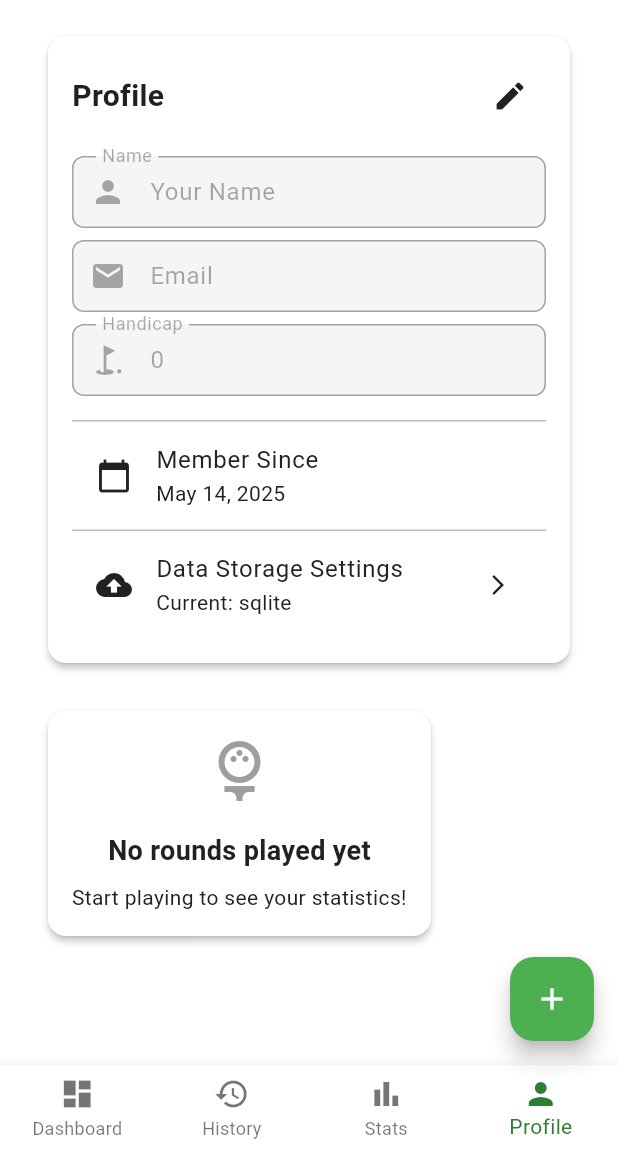
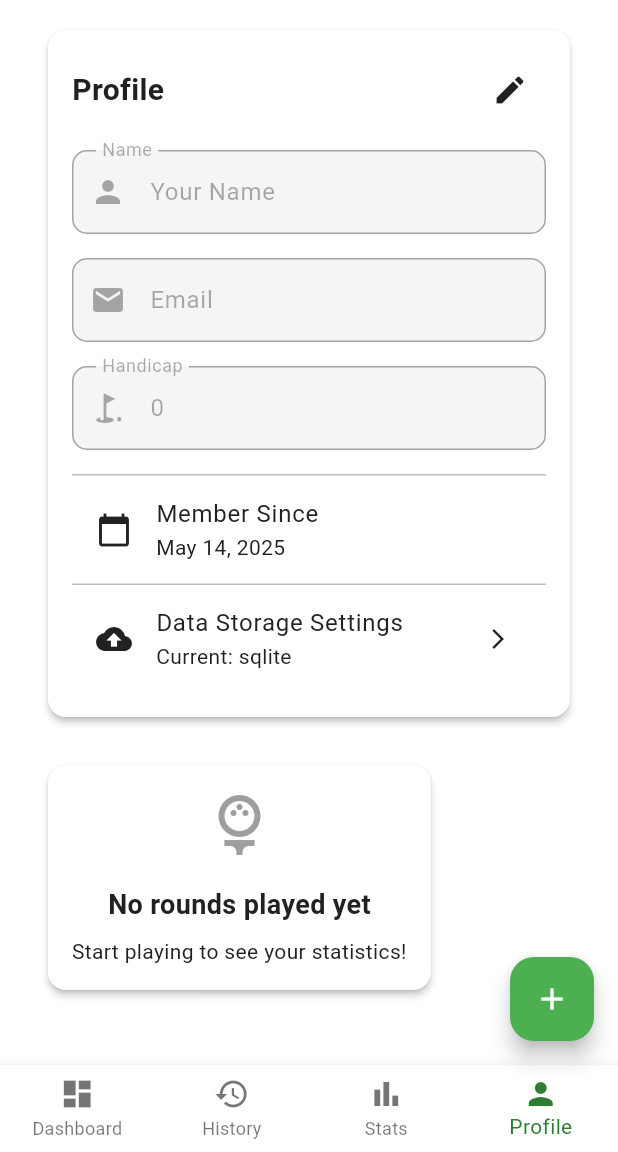
Before and after one commit to jagbabs/GolfStatTracker-app-conversion, a Flutter app: the screen it shows after launch, item 4 of the bottom bar chosen, on a phone screen of 412 x 824 dp, the part 84-1236 px from its top. Run offline on Flutter 3.47's test engine with Material 3 defaults, Android fonts, the phone set to English and light mode, and no system bars; our stand-ins replace shared_preferences, sqflite; missing offline and left inert: gsheets; accounts and stored records are empty; network calls fail.

Commit message:
Enhance player profile screen appearance and user experience on all devices
Implements responsive padding, text sizes, button styles, haptic feedback, and TextField styling in `player_profile_screen.dart`.

Replit-Commit-Author: Agent
Replit-Commit-Session-Id: 24582d88-6c5a-4873-a87d-6cb76457a5ea
Replit-Commit-Screenshot-Url: https://storage.googleapis.com/screenshot-production-us-central1/d7b70091-6622-4ada-a176-69dc82d1b9a4/17e73455-cf7a-42c1-aa90-7dbc4db5ee6e.jpg

```diff
--- a/lib/screens/player_profile_screen.dart
+++ b/lib/screens/player_profile_screen.dart
@@ -1,10 +1,12 @@
 import 'package:flutter/material.dart';
+import 'package:flutter/services.dart';
 import 'package:provider/provider.dart';
 import 'package:golf_stat_tracker/models/player.dart';
 import 'package:golf_stat_tracker/providers/player_provider.dart';
 import 'package:golf_stat_tracker/providers/round_provider.dart';
 import 'package:golf_stat_tracker/screens/google_sheets_screen.dart';
 import 'package:golf_stat_tracker/services/database_manager.dart';
+import 'package:golf_stat_tracker/utils/responsive_helper.dart';
 import 'package:intl/intl.dart';
 
 class PlayerProfileScreen extends StatefulWidget {
@@ -46,7 +48,11 @@ class _PlayerProfileScreenState extends State<PlayerProfileScreen> {
         }
 
         return SingleChildScrollView(
-          padding: const EdgeInsets.all(16.0),
+          padding: ResponsiveHelper.value(
+            context,
+            mobile: const EdgeInsets.symmetric(horizontal: 16.0, vertical: 12.0),
+            tablet: const EdgeInsets.all(16.0),
+          ),
           child: Column(
             crossAxisAlignment: CrossAxisAlignment.start,
             children: [
@@ -252,6 +258,9 @@ class _PlayerProfileScreenState extends State<PlayerProfileScreen> {
                             Center(
                               child: ElevatedButton(
                                 onPressed: () {
+                                  // Add haptic feedback for better mobile experience
+                                  HapticFeedback.mediumImpact();
+
                                   final updatedPlayer = currentPlayer.copyWith(
                                     handicap: recommendedHandicap,
                                   );
@@ -262,7 +271,23 @@ class _PlayerProfileScreenState extends State<PlayerProfileScreen> {
                                     ),
                                   );
                                 },
-                                child: const Text('Update Handicap'),
+                                style: ElevatedButton.styleFrom(
+                                  padding: ResponsiveHelper.value(
+                                    context,
+                                    mobile: const EdgeInsets.symmetric(horizontal: 24, vertical: 12),
+                                    tablet: const EdgeInsets.symmetric(horizontal: 16, vertical: 8),
+                                  ),
+                                  shape: RoundedRectangleBorder(
+                                    borderRadius: BorderRadius.circular(8.0),
+                                  ),
+                                ),
+                                child: Text(
+                                  'Update Handicap',
+                                  style: TextStyle(
+                                    fontSize: ResponsiveHelper.fontSize(context, baseFontSize: 14),
+                                    fontWeight: FontWeight.bold,
+                                  ),
+                                ),
                               ),
                             ),
                         ],
@@ -300,35 +325,71 @@ class _PlayerProfileScreenState extends State<PlayerProfileScreen> {
           const SizedBox(height: 24),
           TextField(
             controller: _nameController,
-            decoration: const InputDecoration(
+            decoration: InputDecoration(
               labelText: 'Name',
               hintText: 'Enter your name',
-              prefixIcon: Icon(Icons.person),
+              prefixIcon: const Icon(Icons.person),
+              contentPadding: ResponsiveHelper.value(
+                context,
+                mobile: const EdgeInsets.symmetric(horizontal: 16, vertical: 16),
+                tablet: const EdgeInsets.symmetric(horizontal: 16, vertical: 12),
+              ),
+              border: OutlineInputBorder(
+                borderRadius: BorderRadius.circular(10),
+              ),
+            ),
+            style: TextStyle(
+              fontSize: ResponsiveHelper.fontSize(context, baseFontSize: 16),
             ),
           ),
-          const SizedBox(height: 16),
+          SizedBox(height: ResponsiveHelper.value(context, mobile: 20.0, tablet: 16.0)),
           TextField(
             controller: _emailController,
-            decoration: const InputDecoration(
+            decoration: InputDecoration(
               labelText: 'Email (optional)',
               hintText: 'Enter your email',
-              prefixIcon: Icon(Icons.email),
+              prefixIcon: const Icon(Icons.email),
+              contentPadding: ResponsiveHelper.value(
+                context,
+                mobile: const EdgeInsets.symmetric(horizontal: 16, vertical: 16),
+                tablet: const EdgeInsets.symmetric(horizontal: 16, vertical: 12),
+              ),
+              border: OutlineInputBorder(
+                borderRadius: BorderRadius.circular(10),
+              ),
             ),
             keyboardType: TextInputType.emailAddress,
+            style: TextStyle(
+              fontSize: ResponsiveHelper.fontSize(context, baseFontSize: 16),
+            ),
           ),
-          const SizedBox(height: 16),
+          SizedBox(height: ResponsiveHelper.value(context, mobile: 20.0, tablet: 16.0)),
           TextField(
             controller: _handicapController,
-            decoration: const InputDecoration(
+            decoration: InputDecoration(
               labelText: 'Handicap',
               hintText: 'Enter your handicap (0 if unknown)',
-              prefixIcon: Icon(Icons.golf_course),
+              prefixIcon: const Icon(Icons.golf_course),
+              contentPadding: ResponsiveHelper.value(
+                context,
+                mobile: const EdgeInsets.symmetric(horizontal: 16, vertical: 16),
+                tablet: const EdgeInsets.symmetric(horizontal: 16, vertical: 12),
+              ),
+              border: OutlineInputBorder(
+                borderRadius: BorderRadius.circular(10),
+              ),
             ),
             keyboardType: TextInputType.number,
+            style: TextStyle(
+              fontSize: ResponsiveHelper.fontSize(context, baseFontSize: 16),
+            ),
           ),
           const SizedBox(height: 24),
           ElevatedButton(
             onPressed: () {
+              // Add haptic feedback for better touch feedback
+              HapticFeedback.mediumImpact();
+
               final name = _nameController.text.trim();
               if (name.isEmpty) {
                 ScaffoldMessenger.of(context).showSnackBar(
@@ -353,9 +414,19 @@ class _PlayerProfileScreenState extends State<PlayerProfileScreen> {
               }
             },
             style: ElevatedButton.styleFrom(
-              minimumSize: const Size(double.infinity, 50),
+              minimumSize: Size(double.infinity, ResponsiveHelper.value(context, mobile: 56.0, tablet: 50.0)),
+              shape: RoundedRectangleBorder(
+                borderRadius: BorderRadius.circular(10.0),
+              ),
+              padding: const EdgeInsets.symmetric(vertical: 12.0),
             ),
-            child: const Text('Create Profile'),
+            child: Text(
+              'Create Profile',
+              style: TextStyle(
+                fontSize: ResponsiveHelper.fontSize(context, baseFontSize: 16),
+                fontWeight: FontWeight.bold,
+              ),
+            ),
           ),
         ],
       ),
@@ -372,30 +443,63 @@ class _PlayerProfileScreenState extends State<PlayerProfileScreen> {
         TextField(
           controller: _nameController,
           enabled: _isEditing,
-          decoration: const InputDecoration(
+          decoration: InputDecoration(
             labelText: 'Name',
-            prefixIcon: Icon(Icons.person),
+            prefixIcon: const Icon(Icons.person),
+            contentPadding: ResponsiveHelper.value(
+              context,
+              mobile: const EdgeInsets.symmetric(horizontal: 16, vertical: 16),
+              tablet: const EdgeInsets.symmetric(horizontal: 16, vertical: 12),
+            ),
+            border: OutlineInputBorder(
+              borderRadius: BorderRadius.circular(10),
+            ),
+          ),
+          style: TextStyle(
+            fontSize: ResponsiveHelper.fontSize(context, baseFontSize: 16),
           ),
         ),
-        const SizedBox(height: 8),
+        SizedBox(height: ResponsiveHelper.value(context, mobile: 16.0, tablet: 8.0)),
         TextField(
           controller: _emailController,
           enabled: _isEditing,
-          decoration: const InputDecoration(
+          decoration: InputDecoration(
             labelText: 'Email',
-            prefixIcon: Icon(Icons.email),
+            prefixIcon: const Icon(Icons.email),
+            contentPadding: ResponsiveHelper.value(
+              context,
+              mobile: const EdgeInsets.symmetric(horizontal: 16, vertical: 16),
+              tablet: const EdgeInsets.symmetric(horizontal: 16, vertical: 12),
+            ),
+            border: OutlineInputBorder(
+              borderRadius: BorderRadius.circular(10),
+            ),
           ),
           keyboardType: TextInputType.emailAddress,
+          style: TextStyle(
+            fontSize: ResponsiveHelper.fontSize(context, baseFontSize: 16),
+          ),
         ),
-        const SizedBox(height: 8),
+        SizedBox(height: ResponsiveHelper.value(context, mobile: 16.0, tablet: 8.0)),
         TextField(
           controller: _handicapController,
           enabled: _isEditing,
-          decoration: const InputDecoration(
+          decoration: InputDecoration(
             labelText: 'Handicap',
-            prefixIcon: Icon(Icons.golf_course),
+            prefixIcon: const Icon(Icons.golf_course),
+            contentPadding: ResponsiveHelper.value(
+              context,
+              mobile: const EdgeInsets.symmetric(horizontal: 16, vertical: 16),
+              tablet: const EdgeInsets.symmetric(horizontal: 16, vertical: 12),
+            ),
+            border: OutlineInputBorder(
+              borderRadius: BorderRadius.circular(10),
+            ),
           ),
           keyboardType: TextInputType.number,
+          style: TextStyle(
+            fontSize: ResponsiveHelper.fontSize(context, baseFontSize: 16),
+          ),
         ),
         const SizedBox(height: 16),
         if (!_isEditing) ...[
```
